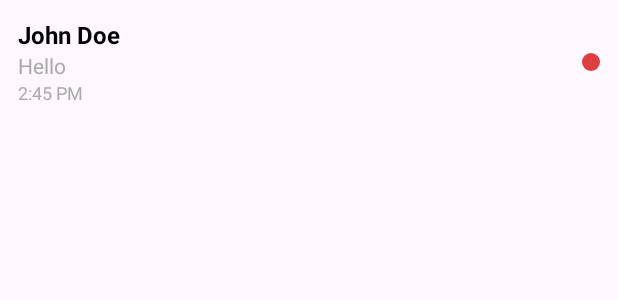
After one commit to khanghy1000/fitness, an Android app: the layout item_message.xml on its own in the app's theme, with its tools: preview values and no code run, on a phone screen of 412 x 824 dp. The commit adds this screen. Shown: the top 300 px of the screen. Run offline under Robolectric (Android 15) with nearby library versions, the phone set to English and light mode, and no system bars; network calls fail.

Commit message:
feat(ui): implement message UI with RecyclerView and message model

```diff
--- /dev/null
+++ b/android/app/src/main/res/drawable/active_dot_red.xml
@@ -0,0 +1,6 @@
+<?xml version="1.0" encoding="utf-8"?>
+<shape xmlns:android="http://schemas.android.com/apk/res/android"
+    android:shape="oval">
+    <solid android:color="#DF3E3E"/>
+    <size android:width="10dp" android:height="10dp"/>
+</shape>
--- /dev/null
+++ b/android/app/src/main/res/layout/item_message.xml
@@ -0,0 +1,57 @@
+<?xml version="1.0" encoding="utf-8"?>
+<androidx.constraintlayout.widget.ConstraintLayout xmlns:android="http://schemas.android.com/apk/res/android"
+    xmlns:app="http://schemas.android.com/apk/res-auto"
+    android:layout_width="match_parent"
+    android:layout_height="wrap_content"
+    android:padding="12dp">
+
+    <TextView
+        android:id="@+id/textViewName"
+        android:layout_width="0dp"
+        android:layout_height="wrap_content"
+        android:textStyle="bold"
+        android:textSize="16sp"
+        android:textColor="@android:color/black"
+        app:layout_constraintStart_toStartOf="parent"
+        app:layout_constraintTop_toTopOf="parent"
+        app:layout_constraintEnd_toStartOf="@+id/viewActiveDot"
+        app:layout_constraintHorizontal_bias="0"
+        android:maxLines="1"
+        android:ellipsize="end"
+        android:text="John Doe"/>
+
+    <TextView
+        android:id="@+id/textViewLastMessage"
+        android:layout_width="0dp"
+        android:layout_height="wrap_content"
+        android:textSize="14sp"
+        android:textColor="@android:color/darker_gray"
+        app:layout_constraintStart_toStartOf="@id/textViewName"
+        app:layout_constraintTop_toBottomOf="@id/textViewName"
+        app:layout_constraintEnd_toStartOf="@+id/viewActiveDot"
+        android:maxLines="1"
+        android:ellipsize="end"
+        android:text="Hello"/>
+
+    <TextView
+        android:id="@+id/textViewTime"
+        android:layout_width="wrap_content"
+        android:layout_height="wrap_content"
+        android:textSize="12sp"
+        android:textColor="@android:color/darker_gray"
+        app:layout_constraintStart_toStartOf="@id/textViewName"
+        app:layout_constraintTop_toBottomOf="@id/textViewLastMessage"
+        app:layout_constraintBottom_toBottomOf="parent"
+        android:text="2:45 PM"/>
+
+    <View
+        android:id="@+id/viewActiveDot"
+        android:layout_width="12dp"
+        android:layout_height="12dp"
+        android:background="@drawable/active_dot_red"
+        app:layout_constraintEnd_toEndOf="parent"
+        app:layout_constraintTop_toTopOf="parent"
+        app:layout_constraintBottom_toBottomOf="parent"
+        android:layout_marginStart="8dp"/>
+
+</androidx.constraintlayout.widget.ConstraintLayout>
```
Also changed, not shown: android/app/src/main/java/com/example/fitness/model/Message.java (added, +21 -0 lines), android/app/src/main/java/com/example/fitness/model/MessageHistory.java (added, +15 -0 lines), android/app/src/main/java/com/example/fitness/ui/activity/MessageActivity.java (+52 -3 lines), android/app/src/main/java/com/example/fitness/ui/adapter/MessageAdapter.java (added, +71 -0 lines), android/app/src/main/res/drawable/ic_search.xml (added, +13 -0 lines), android/app/src/main/res/layout/activity_message.xml (+38 -2 lines).
